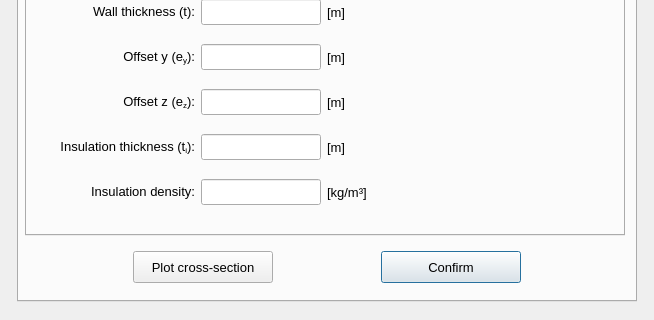
Qt form pulse/interface/data/ui_files/model/setup/cross_section/cross_section_widget.ui (open-pulse/OpenPulse) before a commit; both pictures show x 0 to 654 and y 216 to 536 of the 654 by 536 pixel window.
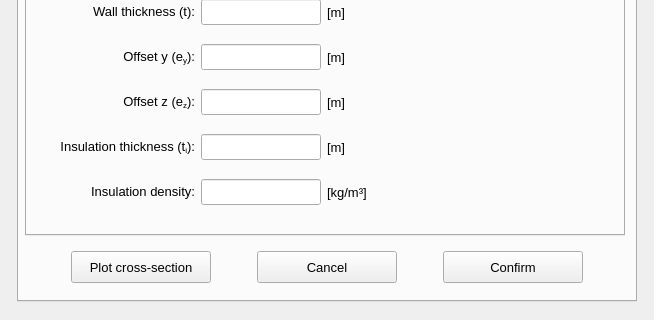
The same form after that commit. Icons and pictures are not drawn.

Commit message: Add a cancel button in the cross-section widget #338

```diff
--- a/pulse/interface/data/ui_files/model/setup/cross_section/cross_section_widget.ui
+++ b/pulse/interface/data/ui_files/model/setup/cross_section/cross_section_widget.ui
@@ -160,7 +160,7 @@
             </property>
            </widget>
           </item>
-          <item row="0" column="1">
+          <item row="0" column="2">
            <widget class="QPushButton" name="pushButton_confirm_pipe">
             <property name="minimumSize">
              <size>
@@ -193,7 +193,44 @@
              <string>Ctrl+Return</string>
             </property>
             <property name="default">
-             <bool>true</bool>
+             <bool>false</bool>
+            </property>
+           </widget>
+          </item>
+          <item row="0" column="1">
+           <widget class="QPushButton" name="pushButton_cancel_pipe">
+            <property name="minimumSize">
+             <size>
+              <width>140</width>
+              <height>32</height>
+             </size>
+            </property>
+            <property name="maximumSize">
+             <size>
+              <width>140</width>
+              <height>32</height>
+             </size>
+            </property>
+            <property name="font">
+             <font>
+              <family>MS Shell Dlg 2</family>
+              <pointsize>10</pointsize>
+              <weight>50</weight>
+              <italic>false</italic>
+              <bold>false</bold>
+             </font>
+            </property>
+            <property name="styleSheet">
+             <string notr="true"/>
+            </property>
+            <property name="text">
+             <string>Cancel</string>
+            </property>
+            <property name="shortcut">
+             <string>Ctrl+Return</string>
+            </property>
+            <property name="default">
+             <bool>false</bool>
             </property>
            </widget>
           </item>
```
Left out of the diff: 39 changed lines with no effect on the pictures. The commit also changes 3 other files.
